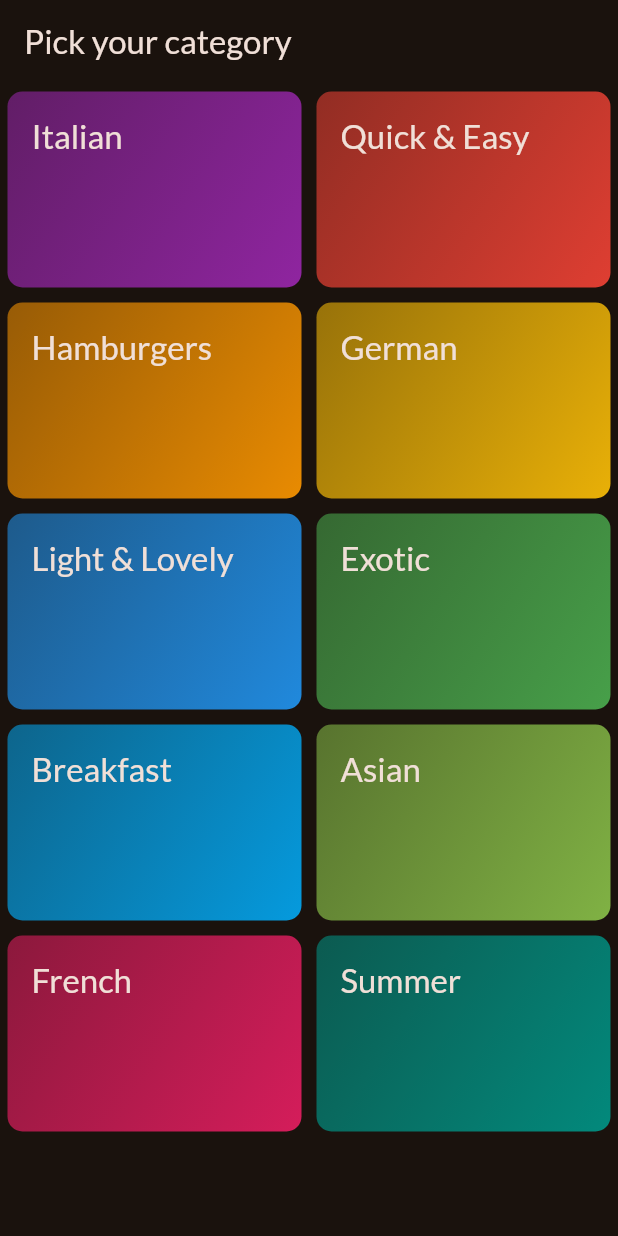
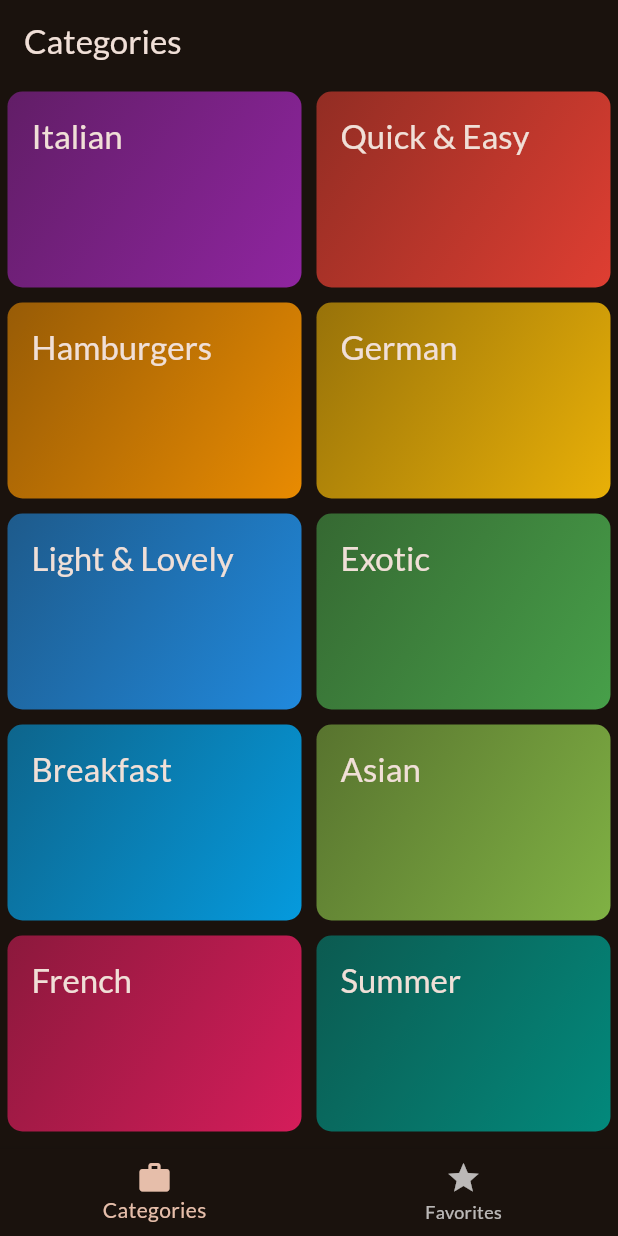
Before and after one commit to kealohigrondin/meals_app_navigation_example, a Flutter app: the screen it shows after launch, on a phone screen of 412 x 824 dp. Run offline on Flutter 3.47's test engine with Material 2 defaults, Android fonts, the light colour scheme and no system bars; our stand-ins replace google_fonts, transparent_image.

Commit message:
tabbed navigation added

```diff
--- a/lib/main.dart
+++ b/lib/main.dart
@@ -1,7 +1,7 @@
 import 'package:flutter/material.dart';
 
 import 'package:google_fonts/google_fonts.dart';
-import 'package:meals_app_navigation_example/screens/categories_screen.dart';
+import 'package:meals_app_navigation_example/screens/tabs_screen.dart';
 
 final theme = ThemeData(
   useMaterial3: true,
@@ -21,6 +21,6 @@ class App extends StatelessWidget {
 
   @override
   Widget build(BuildContext context) {
-    return MaterialApp(theme: theme, home: const CategoryScreen());
+    return MaterialApp(theme: theme, home: const TabsScreen());
   }
 }
--- a/lib/screens/categories_screen.dart
+++ b/lib/screens/categories_screen.dart
@@ -19,11 +19,7 @@ class CategoryScreen extends StatelessWidget {
 
   @override
   Widget build(BuildContext context) {
-    return Scaffold(
-      appBar: AppBar(
-        title: const Text('Pick your category'),
-      ),
-      body: GridView(
+    return GridView(
       padding: const EdgeInsets.all(5),
       gridDelegate: const SliverGridDelegateWithFixedCrossAxisCount(
         crossAxisCount: 2,
@@ -39,7 +35,6 @@ class CategoryScreen extends StatelessWidget {
                 _selectCategory(context, category);
               })
       ],
-      ),
     );
   }
 }
--- a/lib/screens/tabs_screen.dart
+++ b/lib/screens/tabs_screen.dart
@@ -1,4 +1,6 @@
 import 'package:flutter/material.dart';
+import 'package:meals_app_navigation_example/screens/categories_screen.dart';
+import 'package:meals_app_navigation_example/screens/meals_screen.dart';
 
 class TabsScreen extends StatefulWidget {
   const TabsScreen({super.key});
@@ -8,8 +10,37 @@ class TabsScreen extends StatefulWidget {
 }
 
 class _TabsScreenState extends State<TabsScreen> {
+  int _activeTabIndex = 0;
+
+  void _selectScreen(int index) {
+    setState(() {
+      _activeTabIndex = index;
+    });
+  }
+
   @override
   Widget build(BuildContext context) {
-    return const Placeholder();
+    Widget activeScreen = const CategoryScreen();
+    String activeScreenTitle = 'Categories';
+
+    if (_activeTabIndex == 1) {
+      activeScreen = const MealsScreen(meals: []);
+      activeScreenTitle = 'Favorites';
+    }
+
+    return Scaffold(
+      appBar: AppBar(title: Text(activeScreenTitle)),
+      body: activeScreen,
+      bottomNavigationBar: BottomNavigationBar(
+        onTap: (index) {
+          _selectScreen(index);
+        },
+        currentIndex: _activeTabIndex,
+        items: const [
+          BottomNavigationBarItem(icon: Icon(Icons.work), label: 'Categories'),
+          BottomNavigationBarItem(icon: Icon(Icons.star), label: 'Favorites')
+        ],
+      ),
+    );
   }
 }
```
Also changed, not shown: lib/screens/meals_screen.dart (+14 -8 lines). Lines whose indentation alone changed are shown as unchanged.
